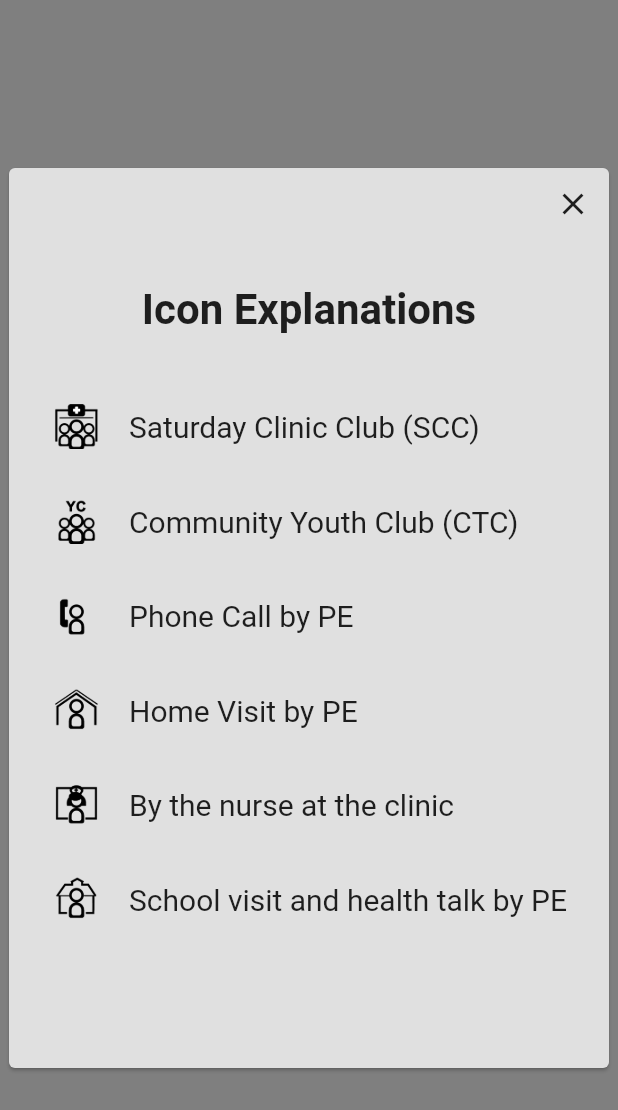
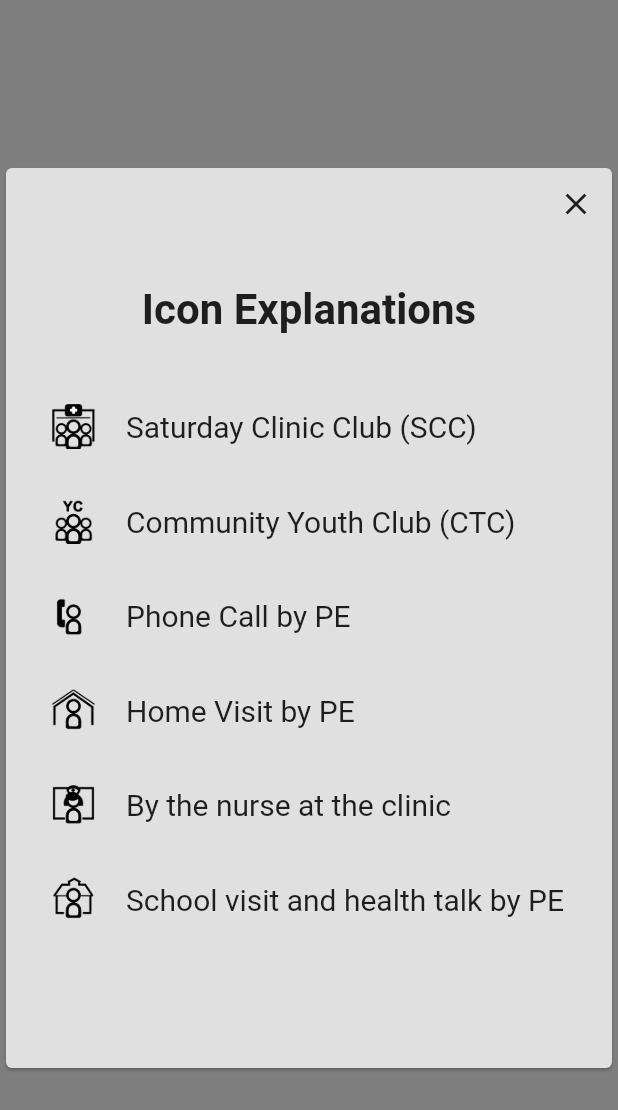
Before and after one commit to chrisly-bear/PEBRApp, a Flutter app: the IconExplanationsScreen screen opened by its route, on a phone screen of 412 x 824 dp. Shown: the top 1110 px of the screen. Run offline on Flutter 3.47's test engine with Material 2 defaults, Android fonts, the phone set to English and light mode, and no system bars; our stand-ins replace flushbar, shared_preferences, sqflite; accounts and stored records are empty.

Commit message:
Avoid code duplication in IconExplanationsScreen.dart

```diff
--- a/lib/screens/IconExplanationsScreen.dart
+++ b/lib/screens/IconExplanationsScreen.dart
@@ -7,7 +7,6 @@ class IconExplanationsScreen extends StatefulWidget {
 }
 
 class _IconExplanationsScreenState extends State<IconExplanationsScreen> {
-  bool _isLoading = false;
 
   @override
   Widget build(BuildContext context) {
@@ -16,7 +15,7 @@ class _IconExplanationsScreenState extends State<IconExplanationsScreen> {
       child: Card(
         color: Color.fromARGB(255, 224, 224, 224),
         child: Container(
-          width: 400,
+          width: 450,
           height: 600,
           child: _buildSettingsBody(context),
         ),
@@ -45,133 +44,12 @@ class _IconExplanationsScreenState extends State<IconExplanationsScreen> {
               style: TextStyle(fontSize: 28.0, fontWeight: FontWeight.bold),
             ),
             SizedBox(height: 30,),
-            Padding(
-                padding: const EdgeInsets.only(left: 30),
-                child: Row(
-                  mainAxisAlignment: MainAxisAlignment.start,
-                  children: [
-                    Image.asset(
-                      'assets/icons/saturday_clinic_club_fett.png',
-                      height: 30,
-                    ),
-                    Padding(
-                      padding: const EdgeInsets.all(20),
-                      child: Text(
-                        'Saturday Clinic Club (SCC)',
-                        style: TextStyle(
-                          fontSize: 20,
-                        ),
-                      ),
-                    )
-                  ],
-                )
-            ),
-            Padding(
-                padding: const EdgeInsets.only(left: 30),
-                child: Row(
-                  mainAxisAlignment: MainAxisAlignment.start,
-                  children: [
-                    Image.asset(
-                      'assets/icons/youth_club_fett.png',
-                      height: 30,
-                    ),
-                    Padding(
-                      padding: const EdgeInsets.all(20),
-                      child: Text(
-                        'Community Youth Club (CTC)',
-                        style: TextStyle(
-                          fontSize: 20,
-                          //fontWeight: FontWeight.bold
-                        ),
-                      ),
-                    )
-                 ],
-                )
-            ),
-            Padding(
-                padding: const EdgeInsets.only(left: 30),
-                child: Row(
-                  mainAxisAlignment: MainAxisAlignment.start,
-                  children: [
-                    Image.asset(
-                      'assets/icons/phonecall_pe_fett.png',
-                      height: 30,
-                    ),
-                    Padding(
-                      padding: const EdgeInsets.all(20),
-                      child: Text(
-                        'Phone Call by PE',
-                        style: TextStyle(
-                            fontSize: 20,
-                        ),
-                      ),
-                    )
-                  ],
-                )
-            ),
-            Padding(
-                padding: const EdgeInsets.only(left: 30),
-                child: Row(
-                  mainAxisAlignment: MainAxisAlignment.start,
-                  children: [
-                    Image.asset(
-                      'assets/icons/homevisit_pe_fett.png',
-                      height: 30,
-                    ),
-                    Padding(
-                      padding: const EdgeInsets.all(20),
-                      child: Text(
-                        'Home Visit by PE',
-                        style: TextStyle(
-                          fontSize: 20,
-                        ),
-                      ),
-                    )
-                  ],
-                )
-            ),
-            Padding(
-                padding: const EdgeInsets.only(left: 30),
-                child: Row(
-                  mainAxisAlignment: MainAxisAlignment.start,
-                  children: [
-                    Image.asset(
-                      'assets/icons/nurse_clinic_fett.png',
-                      height: 30,
-                    ),
-                    Padding(
-                      padding: const EdgeInsets.all(20),
-                      child: Text(
-                        'By the nurse at the clinic',
-                        style: TextStyle(
-                          fontSize: 20,
-                        ),
-                      ),
-                    )
-                  ],
-                )
-            ),
-            Padding(
-                padding: const EdgeInsets.only(left: 30),
-                child: Row(
-                  mainAxisAlignment: MainAxisAlignment.start,
-                  children: [
-                    Image.asset(
-                      'assets/icons/schooltalk_pe_fett.png',
-                      height: 30,
-                    ),
-                    Padding(
-                      padding: const EdgeInsets.all(20),
-                      child: Text(
-                        'School visit and health talk by PE',
-                        style: TextStyle(
-                          fontSize: 20,
-                        ),
-                      ),
-                    )
-                  ],
-                )
-            ),
+            _makeExplanation('assets/icons/saturday_clinic_club_fett.png', 'Saturday Clinic Club (SCC)'),
+            _makeExplanation('assets/icons/youth_club_fett.png', 'Community Youth Club (CTC)'),
+            _makeExplanation('assets/icons/phonecall_pe_fett.png', 'Phone Call by PE'),
+            _makeExplanation('assets/icons/homevisit_pe_fett.png', 'Home Visit by PE'),
+            _makeExplanation('assets/icons/nurse_clinic_fett.png', 'By the nurse at the clinic'),
+            _makeExplanation('assets/icons/schooltalk_pe_fett.png', 'School visit and health talk by PE'),
           ],
         ),
         ),
@@ -180,3 +58,27 @@ class _IconExplanationsScreenState extends State<IconExplanationsScreen> {
   }
 
 }
+
+Padding _makeExplanation(String iconAsset, String explanation) {
+  return Padding(
+      padding: const EdgeInsets.only(left: 30),
+      child: Row(
+        mainAxisAlignment: MainAxisAlignment.start,
+        children: [
+          Image.asset(
+            iconAsset,
+            height: 30,
+          ),
+          Padding(
+            padding: const EdgeInsets.all(20),
+            child: Text(
+              explanation,
+              style: TextStyle(
+                fontSize: 20,
+              ),
+            ),
+          )
+        ],
+      )
+  );
+}
```
